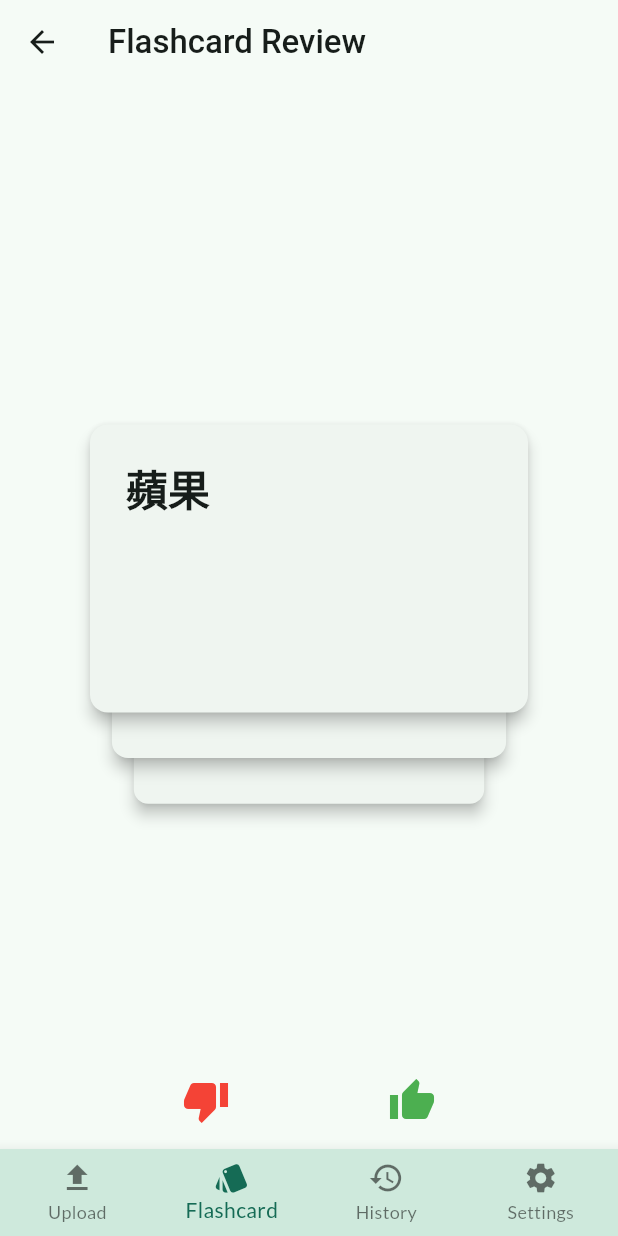
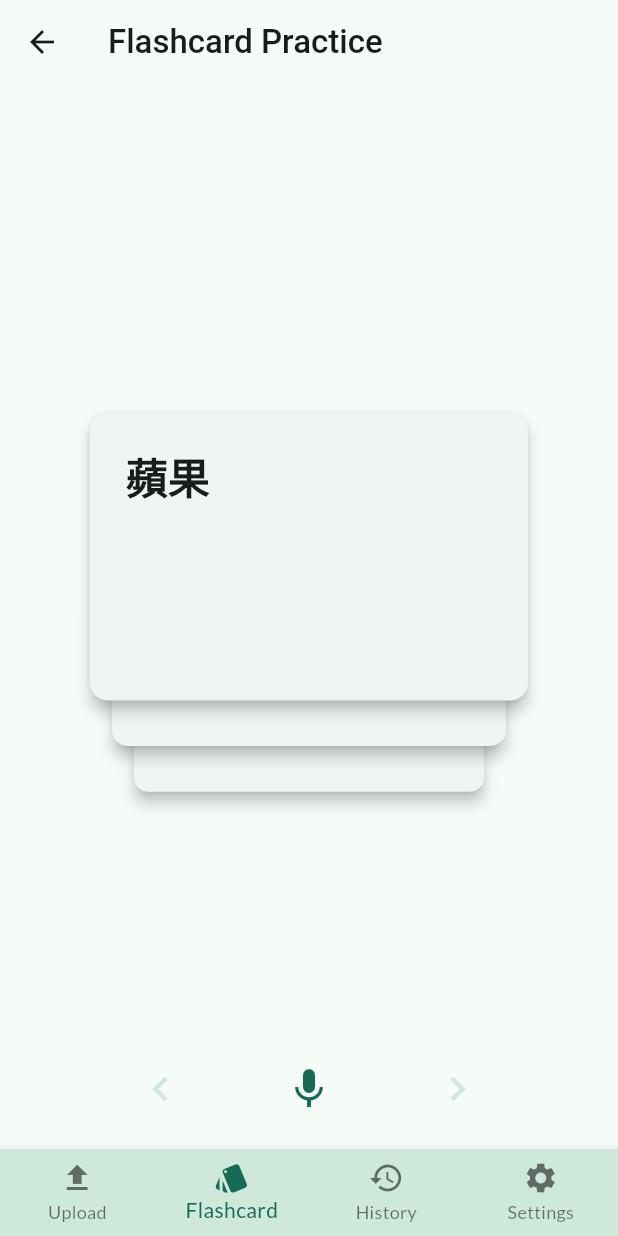
Before and after one commit to rogerfan48/meichu-hackathon, a Flutter app: the FlashcardPage screen opened by its route, after a tap on "Practice", on a phone screen of 412 x 824 dp. Run offline on Flutter 3.47's test engine with Material 3 defaults, Android fonts, the phone set to English and light mode, and no system bars; drawn by our look-alikes of flip_card, flutter_card_swiper, showcaseview; our stand-ins replace cloud_firestore, firebase_auth, firebase_core, flutter_tts, go_router, google_fonts and 2 more; missing offline and left inert: model_viewer_plus; accounts and stored records are empty; Roboto replaces fonts that are missing (Signika).

Commit message:
add recording to practice page

```diff
--- a/lib/pages/flashcard_page.dart
+++ b/lib/pages/flashcard_page.dart
@@ -35,7 +35,7 @@ class _FlashcardPageState extends State<FlashcardPage> {
                   color: Theme.of(context).colorScheme.secondaryContainer,
                   textColor: Theme.of(context).colorScheme.onSecondaryContainer,
                   onPressed: () {
-                    context.go('/flashcard/review');
+                    context.go('/flashcard/practice');
                   },
                 ),
               ],
--- a/lib/pages/flashcard_practice_page.dart
+++ b/lib/pages/flashcard_practice_page.dart
@@ -1,6 +1,8 @@
 import 'package:flutter/material.dart';
+import 'package:go_router/go_router.dart';
+
 import 'package:foodie/widgets/flashcard/flashcard_deck.dart';
-import 'package:foodie/widgets/flashcard/round_button.dart';
+import 'package:foodie/widgets/flashcard/icon_button.dart';
 
 class FlashcardPracticePage extends StatefulWidget {
   const FlashcardPracticePage({super.key});
@@ -47,6 +49,7 @@ class _FlashcardPracticePageState extends State<FlashcardPracticePage> {
               controller: _deckController,
               cardTexts: _cardTexts,
               onIndexChanged: _onIndexChanged,
+              onEnd: () => context.pop(),
             ),
           ),
           Padding(
@@ -54,21 +57,20 @@ class _FlashcardPracticePageState extends State<FlashcardPracticePage> {
             child: Row(
               mainAxisAlignment: MainAxisAlignment.spaceEvenly,
               children: [
-                AnimatedRoundButton(
+                AnimatedIconButton(
                   icon: Icons.chevron_left,
                   color: colorScheme.secondaryContainer,
-                  onPressed: _currentIndex > 0 ? () => _deckController.thumbDown() : null,
+                  onPressed: () => _deckController.thumbDown(),
                 ),
-                AnimatedRoundButton(
+                AnimatedIconButton(
                   icon: _isRecording ? Icons.mic_off : Icons.mic,
                   color: _isRecording ? Colors.red : colorScheme.primary,
-                  textColor: _isRecording ? Colors.white : colorScheme.onPrimary,
                   onPressed: _toggleRecording,
                 ),
-                AnimatedRoundButton(
+                AnimatedIconButton(
                   icon: Icons.chevron_right,
                   color: colorScheme.secondaryContainer,
-                  onPressed: _currentIndex < _cardTexts.length -1 ? () => _deckController.thumbUp() : null,
+                  onPressed: () => _deckController.thumbUp(),
                 ),
               ],
             ),
--- a/lib/pages/flashcard_review_page.dart
+++ b/lib/pages/flashcard_review_page.dart
@@ -1,7 +1,7 @@
 import 'package:flutter/material.dart';
 import 'package:go_router/go_router.dart';
 
-import 'package:foodie/widgets/flashcard/thumb_button.dart';
+import 'package:foodie/widgets/flashcard/icon_button.dart';
 import 'package:foodie/widgets/flashcard/flashcard_deck.dart';
 
 class FlashcardReviewPage extends StatefulWidget {
@@ -14,8 +14,8 @@ class FlashcardReviewPage extends StatefulWidget {
 class _FlashcardReviewPageState extends State<FlashcardReviewPage> {
   final FlashcardDeckController _deckController = FlashcardDeckController();
   final List<String> _cardTexts = const ['蘋果', 'Banana', 'Orange'];
-  final GlobalKey<AnimatedThumbButtonState> _thumbUpKey = GlobalKey();
-  final GlobalKey<AnimatedThumbButtonState> _thumbDownKey = GlobalKey();
+  final GlobalKey<AnimatedIconButtonState> _thumbUpKey = GlobalKey();
+  final GlobalKey<AnimatedIconButtonState> _thumbDownKey = GlobalKey();
 
   @override
   void dispose() {
@@ -58,13 +58,13 @@ class _FlashcardReviewPageState extends State<FlashcardReviewPage> {
             child: Row(
               mainAxisAlignment: MainAxisAlignment.spaceEvenly,
               children: [
-                AnimatedThumbButton(
+                AnimatedIconButton(
                   key: _thumbDownKey,
                   icon: Icons.thumb_down,
                   color: Colors.red,
                   onPressed: _thumbDown,
                 ),
-                AnimatedThumbButton(
+                AnimatedIconButton(
                   key: _thumbUpKey,
                   icon: Icons.thumb_up,
                   color: Colors.green,
--- a/lib/services/navigation.dart
+++ b/lib/services/navigation.dart
@@ -5,6 +5,7 @@ import 'package:go_router/go_router.dart';
 import 'package:foodie/pages/main_page.dart';
 import 'package:foodie/pages/flashcard_page.dart';
 import 'package:foodie/pages/flashcard_review_page.dart';
+import 'package:foodie/pages/flashcard_practice_page.dart';
 import 'package:foodie/pages/upload_page.dart';
 import 'package:foodie/pages/setting_page.dart';
 import 'package:foodie/pages/history_page.dart';
@@ -30,6 +31,10 @@ final routerConfig = GoRouter(
             GoRoute(
               path: '/review',
               pageBuilder: (context, state) => const NoTransitionPage(child: FlashcardReviewPage()),
+            ),
+            GoRoute(
+              path: '/practice',
+              pageBuilder: (context, state) => const NoTransitionPage(child: FlashcardPracticePage()),
             ),
           ],
         ),
--- a/lib/widgets/flashcard/thumb_button.dart
+++ b/lib/widgets/flashcard/icon_button.dart
@@ -1,11 +1,11 @@
 import 'package:flutter/material.dart';
 
-class AnimatedThumbButton extends StatefulWidget {
+class AnimatedIconButton extends StatefulWidget {
   final IconData icon;
   final Color color;
   final VoidCallback onPressed;
 
-  const AnimatedThumbButton({
+  const AnimatedIconButton({
     super.key,
     required this.icon,
     required this.color,
@@ -13,10 +13,10 @@ class AnimatedThumbButton extends StatefulWidget {
   });
 
   @override
-  State<AnimatedThumbButton> createState() => AnimatedThumbButtonState();
+  State<AnimatedIconButton> createState() => AnimatedIconButtonState();
 }
 
-class AnimatedThumbButtonState extends State<AnimatedThumbButton>
+class AnimatedIconButtonState extends State<AnimatedIconButton>
     with SingleTickerProviderStateMixin {
   late final AnimationController _controller;
   late final Animation<double> _animation;
```
